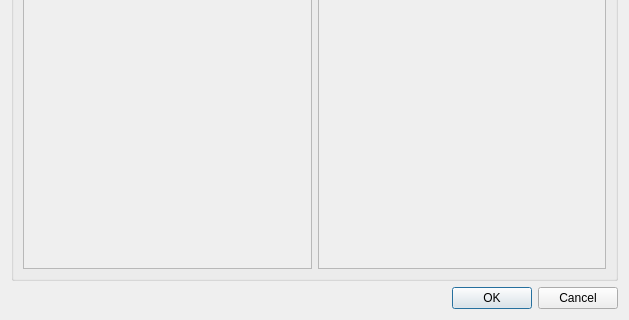
The window that ui/independentctrlwidget.ui (niuyuxin/touchScreen) describes before a commit, drawn with Qt 5; both pictures show x 0 to 629 and y 173 to 493 of the 629 by 493 pixel window.
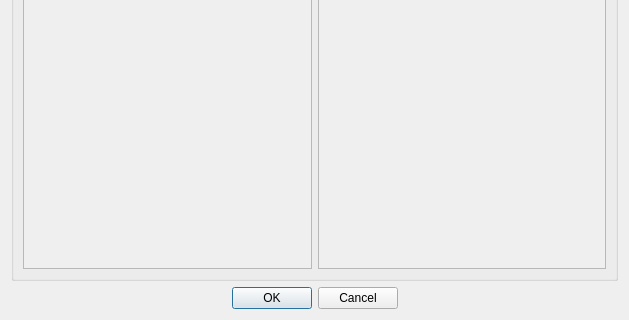
The same window after the commit.

```diff
--- a/ui/independentctrlwidget.ui
+++ b/ui/independentctrlwidget.ui
@@ -115,6 +115,9 @@
      <property name="standardButtons">
       <set>QDialogButtonBox::Cancel|QDialogButtonBox::Ok</set>
      </property>
+     <property name="centerButtons">
+      <bool>true</bool>
+     </property>
     </widget>
    </item>
   </layout>
```
